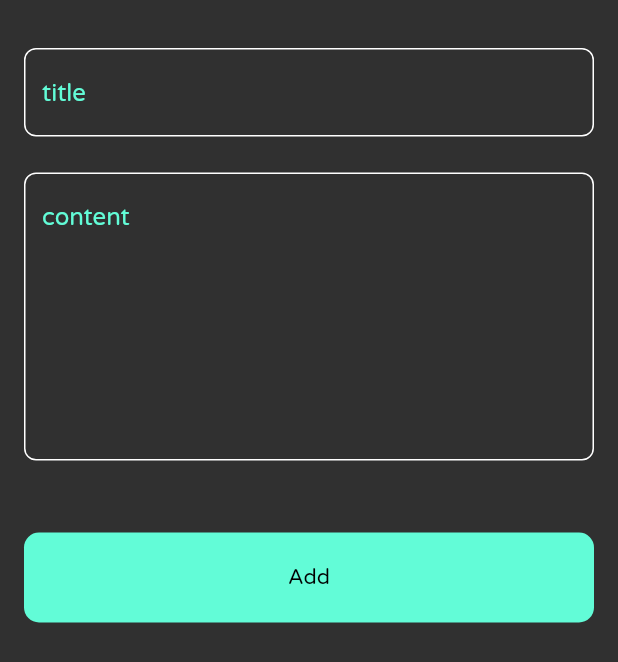
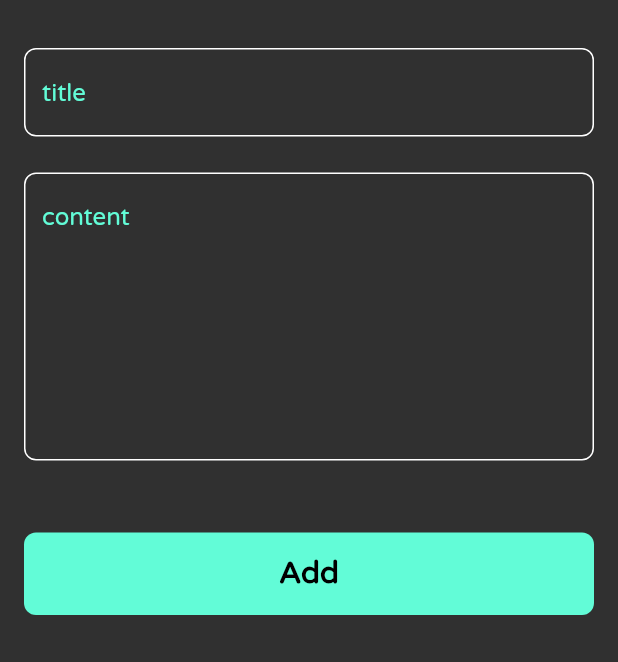
Before and after one commit to Mohamedali2074/notes_app, a Flutter app: the AddNoteBottomSheet widget shown alone on an empty page, opened directly, on a phone screen of 412 x 824 dp. Shown: the top 662 px of the screen. Run offline on Flutter 3.47's test engine with Material 2 defaults, Android fonts, the phone set to English and light mode, and no system bars; our stand-ins replace bloc, flutter_bloc, hive, hive_flutter, modal_progress_hud_nsn; accounts and stored records are empty.

Commit message:
edit some buges and disply notes

```diff
--- a/lib/models/note_model.dart
+++ b/lib/models/note_model.dart
@@ -1,24 +1,21 @@
-
 import 'package:hive/hive.dart';
 
 part 'note_model.g.dart';
 
 @HiveType(typeId: 0)
-
 class NoteModel extends HiveObject {
-
   @HiveField(0)
-  final String title;
+  String title;
   @HiveField(1)
-  final String subtitle;
+  String subTitle;
   @HiveField(2)
   final String date;
   @HiveField(3)
-  final int color;
+  int color;
 
   NoteModel({
     required this.title,
-    required this.subtitle,
+    required this.subTitle,
     required this.date,
     required this.color,
   });
--- a/lib/views/notes_view.dart
+++ b/lib/views/notes_view.dart
@@ -11,9 +11,8 @@ class NotesView extends StatelessWidget {
 
   @override
   Widget build(BuildContext context) {
-    return BlocProvider(
-      create: (context) => NotesCubit(),
-      child: Scaffold(
+    return Scaffold(
+      resizeToAvoidBottomInset: false,
       floatingActionButton: FloatingActionButton(
         onPressed: () {
           showModalBottomSheet(
@@ -29,7 +28,6 @@ class NotesView extends StatelessWidget {
         child: const Icon(Icons.add),
       ),
       body: const NotesViewBody(),
-      ),
     );
   }
 }
--- a/lib/views/widgets/add_note_form.dart
+++ b/lib/views/widgets/add_note_form.dart
@@ -7,9 +7,7 @@ import 'custom_button.dart';
 import 'custom_text_field.dart';
 
 class AddNoteForm extends StatefulWidget {
-  const AddNoteForm({
-    super.key,
-  });
+  const AddNoteForm({super.key});
 
   @override
   State<AddNoteForm> createState() => _AddNoteFormState();
@@ -61,7 +59,7 @@ class _AddNoteFormState extends State<AddNoteForm> {
 
                     var noteModel = NoteModel(
                         title: title!,
-                        subtitle: subTitle!,
+                        subTitle: subTitle!,
                         date: DateTime.now().toString(),
                         color: Colors.blue.value);
                     BlocProvider.of<AddNoteCubit>(context).addNote(noteModel);
@@ -70,7 +68,6 @@ class _AddNoteFormState extends State<AddNoteForm> {
                     setState(() {});
                   }
                 },
-                text: 'Add',
               );
             },
           ),
--- a/lib/views/widgets/custom_button.dart
+++ b/lib/views/widgets/custom_button.dart
@@ -1,41 +1,42 @@
-// ignore_for_file: public_member_api_docs, sort_constructors_first
 import 'package:flutter/material.dart';
 
-import 'package:notes_app/constants.dart';
+import '../../constants.dart';
 
 class CustomButton extends StatelessWidget {
-  const CustomButton({
-    Key? key,
-    this.onTap,
-    this.isLoading = false,
-    required this.text,
-  }) : super(key: key);
+  const CustomButton({super.key, this.onTap, this.isLoading = false});
 
   final void Function()? onTap;
 
   final bool isLoading;
-
-  final String text;
   @override
   Widget build(BuildContext context) {
     return GestureDetector(
       onTap: onTap,
       child: Container(
+        width: MediaQuery.of(context).size.width,
+        height: 55,
+        decoration: BoxDecoration(
+            color: kPrimaryColor,
+            borderRadius: BorderRadius.circular(
+              8,
+            )),
         child: Center(
           child: isLoading
-              ? const CircularProgressIndicator(
-                  color: Colors.white,
+              ? const SizedBox(
+                  height: 24,
+                  width: 24,
+                  child: CircularProgressIndicator(
+                    color: Colors.black,
+                  ),
                 )
-              : Text(
-                  text,
-                  style: TextStyle(color: Colors.black),
+              : const Text(
+                  'Add',
+                  style: TextStyle(
+                    color: Colors.black,
+                    fontWeight: FontWeight.bold,
+                    fontSize: 20,
+                  ),
                 ),
-        ),
-        width: double.infinity,
-        height: 60,
-        decoration: BoxDecoration(
-          color: kPrimaryColor,
-          borderRadius: BorderRadius.circular(10),
         ),
       ),
     );
--- a/lib/views/widgets/custom_text_field.dart
+++ b/lib/views/widgets/custom_text_field.dart
@@ -6,21 +6,24 @@ import 'package:flutter/src/widgets/placeholder.dart';
 import 'package:notes_app/constants.dart';
 
 class CustomTextField extends StatelessWidget {
-  const CustomTextField({
-    Key? key,
-    required this.hint,
-    this.maxLines = 1,
-    this.onSaved,
-  }) : super(key: key);
+  const CustomTextField(
+      {Key? key,
+      required this.hint,
+      this.maxLines = 1,
+      this.onSaved,
+      this.onChanged})
+      : super(key: key);
 
   final String hint;
   final int maxLines;
   final void Function(String?)? onSaved;
+  final Function(String)? onChanged;
 
   @override
   Widget build(BuildContext context) {
     return TextFormField(
       onSaved: onSaved,
+      onChanged: onChanged,
       validator: (value) {
         if (value?.isEmpty ?? true) {
           return 'Field is required';
```
Also changed, not shown: lib/cubits/notes_cubit/notes_cubit.dart (+6 -11 lines), lib/cubits/notes_cubit/notes_state.dart (+1 -12 lines), lib/main.dart (+8 -6 lines), lib/views/edit_note_view.dart (+9 -4 lines), lib/views/widgets/add_note_bottom_sheet.dart (+4 -4 lines), lib/views/widgets/custom_app_bar.dart (+5 -5 lines), lib/views/widgets/edit_view_body.dart (+7 -2 lines), lib/views/widgets/note_item.dart (renamed from lib/views/widgets/custom_note_item.dart, +18 -11 lines), lib/views/widgets/notes_list_view.dart (+17 -5 lines), lib/views/widgets/notes_view_body.dart (+24 -4 lines), lib/models/note_model.g.dart. Lines whose indentation alone changed are shown as unchanged.
